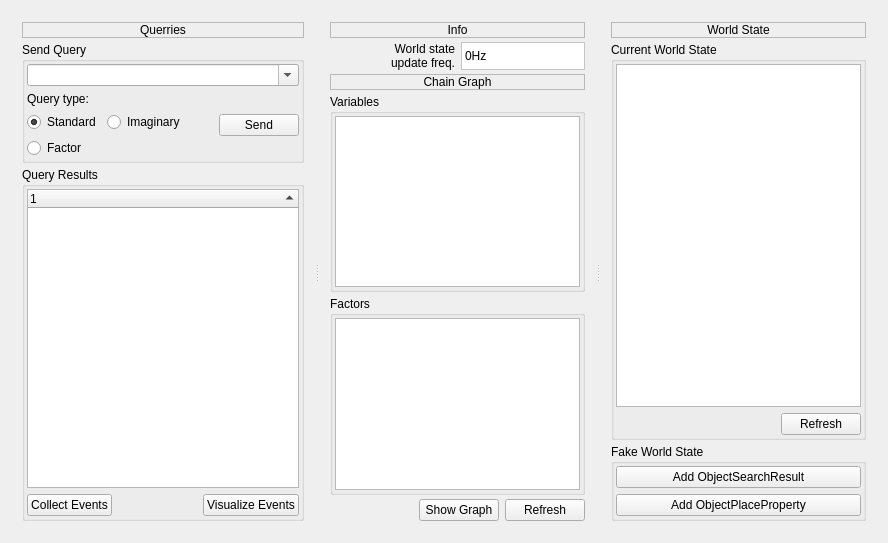
Old version of the form subarchitectures/conceptual.sa/branches/avs-iros11/src/c++/conceptual/components/Tester/ConceptualWidget/ConceptualWidget.ui in the repository marc-hanheide/cogx.
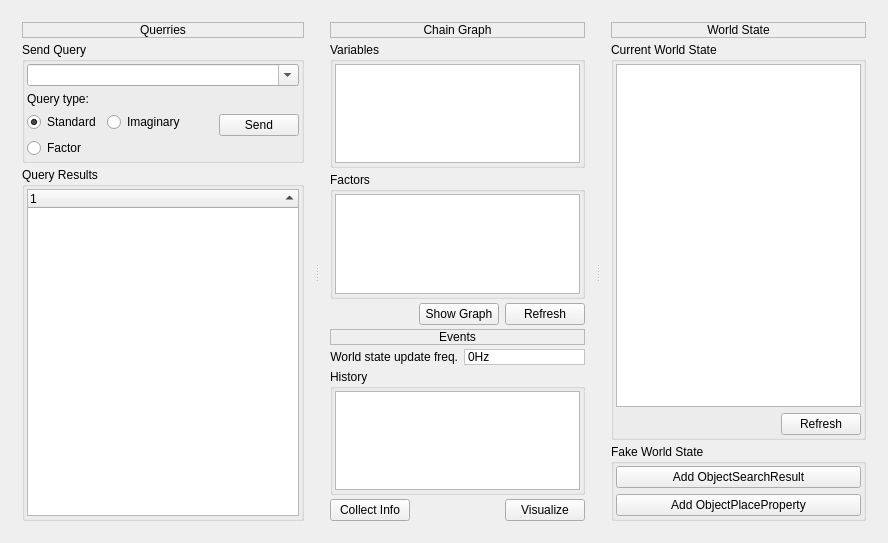
New version of the form. Icons and pictures are not drawn.

Commit message: Added event history.

Diff of the .ui file:
```diff
--- a/subarchitectures/conceptual.sa/branches/avs-iros11/src/c++/conceptual/components/Tester/ConceptualWidget/ConceptualWidget.ui
+++ b/subarchitectures/conceptual.sa/branches/avs-iros11/src/c++/conceptual/components/Tester/ConceptualWidget/ConceptualWidget.ui
@@ -162,48 +162,6 @@
             </column>
            </widget>
           </item>
-          <item>
-           <layout class="QHBoxLayout" name="horizontalLayout_2">
-            <item>
-             <widget class="QPushButton" name="collectButton">
-              <property name="text">
-               <string>Collect Events</string>
-              </property>
-              <property name="icon">
-               <iconset resource="../resources.qrc">
-                <normaloff>:/icons/icons/repoadd.png</normaloff>:/icons/icons/repoadd.png</iconset>
-              </property>
-              <property name="checkable">
-               <bool>true</bool>
-              </property>
-             </widget>
-            </item>
-            <item>
-             <spacer name="horizontalSpacer_2">
-              <property name="orientation">
-               <enum>Qt::Horizontal</enum>
-              </property>
-              <property name="sizeHint" stdset="0">
-               <size>
-                <width>40</width>
-                <height>20</height>
-               </size>
-              </property>
-             </spacer>
-            </item>
-            <item>
-             <widget class="QPushButton" name="visualizeButton">
-              <property name="text">
-               <string>Visualize Events</string>
-              </property>
-              <property name="icon">
-               <iconset resource="../resources.qrc">
-                <normaloff>:/icons/icons/nepomuk.png</normaloff>:/icons/icons/nepomuk.png</iconset>
-              </property>
-             </widget>
-            </item>
-           </layout>
-          </item>
          </layout>
         </widget>
        </item>
@@ -214,53 +172,6 @@
        <property name="spacing">
         <number>4</number>
        </property>
-       <item>
-        <widget class="QLabel" name="label_6">
-         <property name="frameShape">
-          <enum>QFrame::StyledPanel</enum>
-         </property>
-         <property name="frameShadow">
-          <enum>QFrame::Raised</enum>
-         </property>
-         <property name="text">
-          <string>Info</string>
-         </property>
-         <property name="alignment">
-          <set>Qt::AlignCenter</set>
-         </property>
-        </widget>
-       </item>
-       <item>
-        <layout class="QGridLayout" name="gridLayout_2">
-         <item row="0" column="0">
-          <widget class="QLabel" name="label_2">
-           <property name="text">
-            <string>World state
-update freq.</string>
-           </property>
-           <property name="alignment">
-            <set>Qt::AlignRight|Qt::AlignTrailing|Qt::AlignVCenter</set>
-           </property>
-          </widget>
-         </item>
-         <item row="0" column="1">
-          <widget class="QLabel" name="wsFreqLabel">
-           <property name="styleSheet">
-            <string notr="true">background-color:white</string>
-           </property>
-           <property name="frameShape">
-            <enum>QFrame::StyledPanel</enum>
-           </property>
-           <property name="frameShadow">
-            <enum>QFrame::Sunken</enum>
-           </property>
-           <property name="text">
-            <string>0Hz</string>
-           </property>
-          </widget>
-         </item>
-        </layout>
-       </item>
        <item>
         <widget class="QLabel" name="label_4">
          <property name="frameShape">
@@ -346,6 +257,113 @@
          </item>
         </layout>
        </item>
+       <item>
+        <widget class="QLabel" name="label_6">
+         <property name="frameShape">
+          <enum>QFrame::StyledPanel</enum>
+         </property>
+         <property name="frameShadow">
+          <enum>QFrame::Raised</enum>
+         </property>
+         <property name="text">
+          <string>Events</string>
+         </property>
+         <property name="alignment">
+          <set>Qt::AlignCenter</set>
+         </property>
+        </widget>
+       </item>
+       <item>
+        <layout class="QGridLayout" name="gridLayout_2">
+         <item row="0" column="0">
+          <widget class="QLabel" name="label_2">
+           <property name="text">
+            <string>World state update freq.</string>
+           </property>
+           <property name="alignment">
+            <set>Qt::AlignRight|Qt::AlignTrailing|Qt::AlignVCenter</set>
+           </property>
+          </widget>
+         </item>
+         <item row="0" column="1">
+          <widget class="QLabel" name="wsFreqLabel">
+           <property name="styleSheet">
+            <string notr="true">background-color:white</string>
+           </property>
+           <property name="frameShape">
+            <enum>QFrame::StyledPanel</enum>
+           </property>
+           <property name="frameShadow">
+            <enum>QFrame::Sunken</enum>
+           </property>
+           <property name="text">
+            <string>0Hz</string>
+           </property>
+          </widget>
+         </item>
+        </layout>
+       </item>
+       <item>
+        <widget class="QGroupBox" name="groupBox_7">
+         <property name="title">
+          <string>History</string>
+         </property>
+         <layout class="QVBoxLayout" name="verticalLayout_8">
+          <property name="margin">
+           <number>2</number>
+          </property>
+          <item>
+           <widget class="QListWidget" name="eventHistoryListWidget">
+            <property name="alternatingRowColors">
+             <bool>true</bool>
+            </property>
+           </widget>
+          </item>
+         </layout>
+        </widget>
+       </item>
+       <item>
+        <layout class="QHBoxLayout" name="horizontalLayout_2">
+         <item>
+          <widget class="QPushButton" name="collectButton">
+           <property name="text">
+            <string>Collect Info</string>
+           </property>
+           <property name="icon">
+            <iconset resource="../resources.qrc">
+             <normaloff>:/icons/icons/repoadd.png</normaloff>:/icons/icons/repoadd.png</iconset>
+           </property>
+           <property name="checkable">
+            <bool>true</bool>
+           </property>
+          </widget>
+         </item>
+         <item>
+          <spacer name="horizontalSpacer_2">
+           <property name="orientation">
+            <enum>Qt::Horizontal</enum>
+           </property>
+           <property name="sizeHint" stdset="0">
+            <size>
+             <width>40</width>
+             <height>20</height>
+            </size>
+           </property>
+          </spacer>
+         </item>
+         <item>
+          <widget class="QPushButton" name="visualizeButton">
+           <property name="text">
+            <string>Visualize</string>
+           </property>
+           <property name="icon">
+            <iconset resource="../resources.qrc">
+             <normaloff>:/icons/icons/nepomuk.png</normaloff>:/icons/icons/nepomuk.png</iconset>
+           </property>
+          </widget>
+         </item>
+        </layout>
+       </item>
       </layout>
      </widget>
      <widget class="QWidget" name="verticalLayoutWidget_2">
```
The commit also changes 2 other files.
